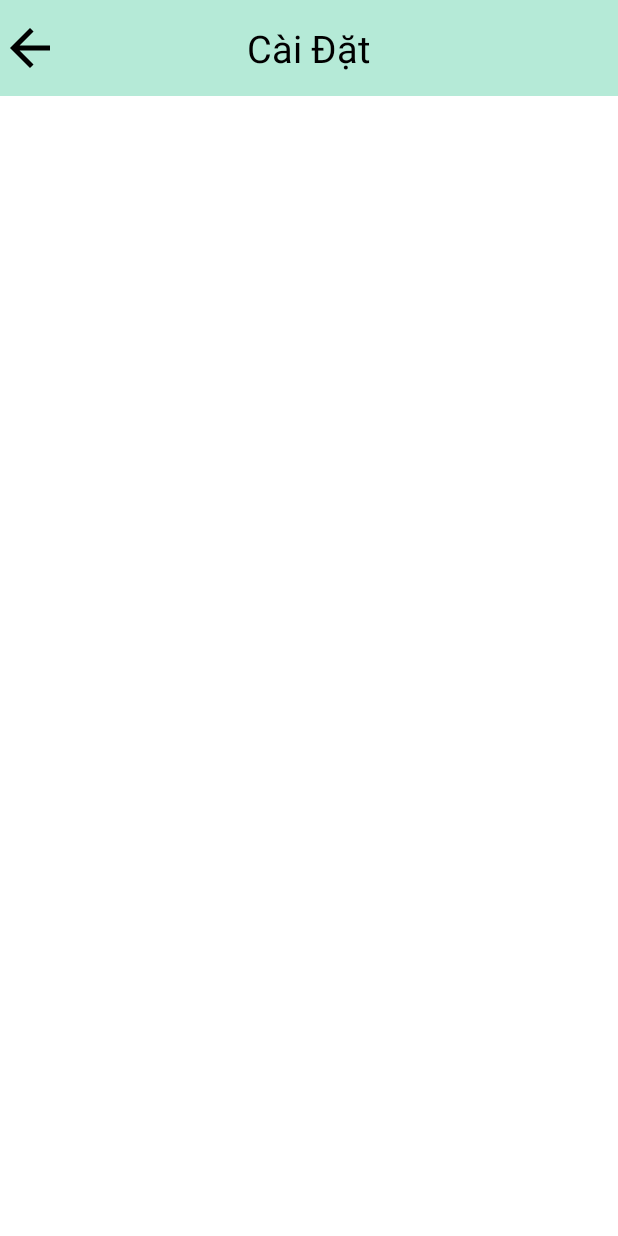
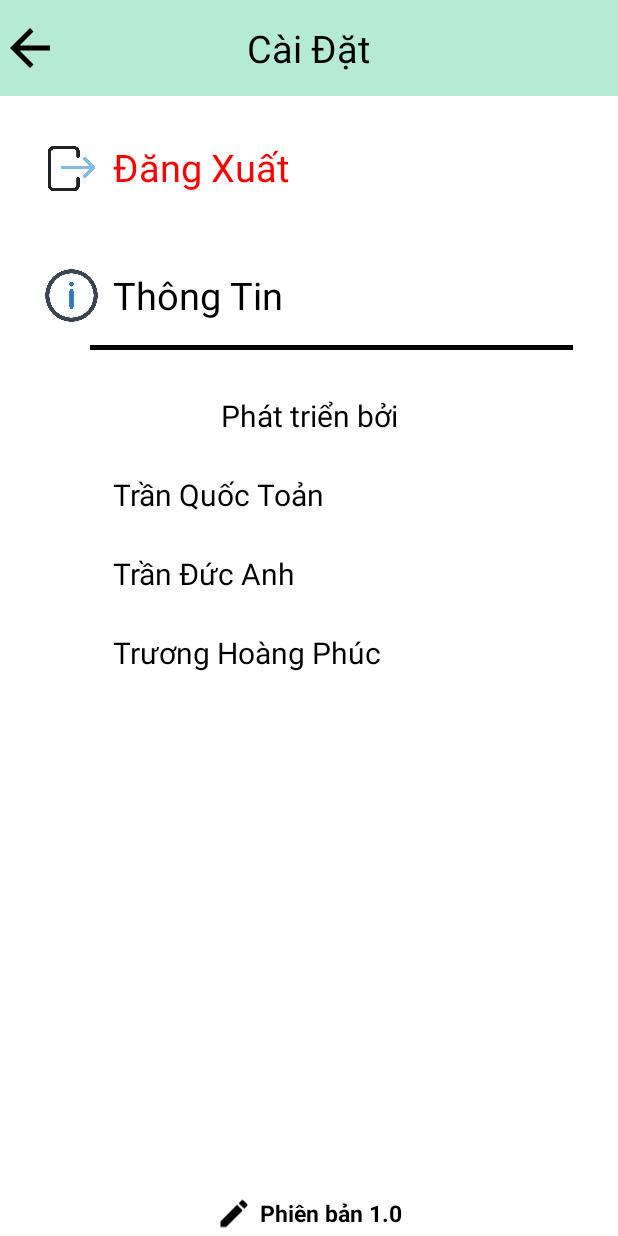
Before and after one commit to qukh2908/NOIDMerc, an Android app: the SettingsActivity screen opened directly, with no data from a screen before it, on a phone screen of 412 x 824 dp. Run offline under Robolectric (Android 15) with nearby library versions, the phone set to English and light mode, and no system bars.

Commit message:
update giao dien

```diff
--- a/app/src/main/res/layout/activity_buyproduct.xml
+++ b/app/src/main/res/layout/activity_buyproduct.xml
@@ -32,25 +32,6 @@
             android:textSize="25sp" />
 
     </RelativeLayout>
-
-
-
-
-
-
-
-
-    <Button
-        android:id="@+id/btn_luu"
-        android:layout_width="wrap_content"
-        android:layout_height="wrap_content"
-        android:layout_marginBottom="44dp"
-        android:text="Lưu"
-        android:textSize="20dp"
-        app:layout_constraintBottom_toBottomOf="parent"
-        app:layout_constraintEnd_toEndOf="parent"
-        app:layout_constraintHorizontal_bias="0.859"
-        app:layout_constraintStart_toStartOf="parent" />
 
     <TableLayout
         android:layout_width="match_parent"
@@ -155,6 +136,19 @@
 
 
         </TableRow>
+        <TableRow
+            android:layout_width="match_parent"
+            android:layout_height="match_parent"
+            android:gravity="right"
+            android:paddingTop="40dp">
+            <Button
+                android:id="@+id/btn_luu"
+                android:layout_width="match_parent"
+                android:layout_height="match_parent"
+                android:text="Lưu"
+                android:textSize="20dp" />
+
+        </TableRow>
     </TableLayout>
 
 
--- a/app/src/main/res/layout/activity_settings.xml
+++ b/app/src/main/res/layout/activity_settings.xml
@@ -1,5 +1,5 @@
 <?xml version="1.0" encoding="utf-8"?>
-<androidx.constraintlayout.widget.ConstraintLayout xmlns:android="http://schemas.android.com/apk/res/android"
+<LinearLayout xmlns:android="http://schemas.android.com/apk/res/android"
     xmlns:app="http://schemas.android.com/apk/res-auto"
     xmlns:tools="http://schemas.android.com/tools"
     android:layout_width="match_parent"
@@ -31,4 +31,121 @@
             android:textSize="25sp" />
 
     </RelativeLayout>
-</androidx.constraintlayout.widget.ConstraintLayout>
+
+
+    <TableLayout
+        android:layout_width="match_parent"
+        android:layout_height="wrap_content"
+        tools:layout_editor_absoluteX="1dp"
+        tools:layout_editor_absoluteY="65dp"
+        android:paddingTop="30dp"
+        android:paddingLeft="30dp"
+        tools:ignore="MissingConstraints">
+
+    <TableRow
+        android:layout_width="match_parent"
+        android:layout_height="match_parent">
+        <ImageView
+        android:id="@+id/Logout_profile"
+        android:layout_width="35dp"
+        android:layout_height="35dp"
+        android:src="@drawable/logout_profile"
+        android:background="@color/white"
+        android:scaleType="centerCrop"
+        android:layout_gravity="center"/>
+        <TextView
+            android:layout_width="wrap_content"
+            android:layout_height="wrap_content"
+            android:text="Đăng Xuất"
+            android:textSize="25sp"
+            android:layout_marginLeft="10dp"
+            android:textColor="#FF0000"/>
+    </TableRow>
+        <TableRow
+            android:layout_width="match_parent"
+            android:layout_height="match_parent"
+            android:paddingTop="50dp">
+            <ImageView
+                android:id="@+id/Info_profile"
+                android:layout_width="35dp"
+                android:layout_height="35dp"
+                android:src="@drawable/about"
+                android:background="@color/white"
+                android:scaleType="centerCrop"
+
+                android:layout_gravity="center"/>
+            <TextView
+                android:layout_width="wrap_content"
+                android:layout_height="wrap_content"
+                android:text="Thông Tin"
+                android:textSize="25sp"
+                android:layout_marginLeft="10dp"
+                android:textColor="@color/black"/>
+
+    </TableRow>
+         <View
+            android:layout_width="match_parent"
+            android:layout_height="3dp"
+            android:background="@color/black"
+            android:paddingTop="30dp"
+            android:layout_marginRight="30dp"
+            android:layout_marginLeft="30dp"
+            android:layout_marginTop="15dp"/>
+
+    </TableLayout>
+        <TextView
+        android:layout_width="match_parent"
+        android:layout_height="wrap_content"
+        android:text="Phát triển bởi"
+        android:textSize="20dp" android:paddingTop="30dp"
+        android:textAlignment="center"
+        android:textColor="@color/black"/>
+        <TextView
+            android:layout_width="wrap_content"
+            android:layout_height="wrap_content"
+            android:textSize="20dp"
+            android:paddingLeft="75dp"
+            android:paddingTop="25dp"
+            android:textColor="@color/black"
+            android:text="Trần Quốc Toản"/>
+    <TextView
+        android:layout_width="wrap_content"
+        android:layout_height="wrap_content"
+        android:textSize="20dp"
+        android:paddingLeft="75dp"
+        android:paddingTop="25dp"
+        android:textColor="@color/black"
+        android:text="Trần Đức Anh"/>
+    <TextView
+        android:layout_width="wrap_content"
+        android:layout_height="wrap_content"
+        android:textSize="20dp"
+        android:paddingLeft="75dp"
+        android:paddingTop="25dp"
+        android:textColor="@color/black"
+        android:text="Trương Hoàng Phúc"/>
+    <RelativeLayout
+        android:layout_width="match_parent"
+        android:layout_height="match_parent"
+        android:gravity="bottom|center_horizontal">
+
+        <ImageView
+            android:id="@+id/icon_copyRight"
+            android:layout_width="wrap_content"
+            android:layout_height="30dp"
+            android:src="@drawable/baseline_edit_24"
+            android:layout_marginEnd="5dp" />
+
+        <TextView
+            android:layout_width="wrap_content"
+            android:layout_height="30dp"
+            android:textSize="15sp"
+            android:textStyle="bold"
+            android:layout_toEndOf="@+id/icon_copyRight"
+            android:text="Phiên bản 1.0"
+            android:textColor="@color/black"
+            android:gravity="center_vertical"/>
+
+    </RelativeLayout>
+
+    </LinearLayout>
```
Also changed, not shown: app/src/main/res/drawable/about.png (added), app/src/main/res/drawable/logout_profile.png (added).
